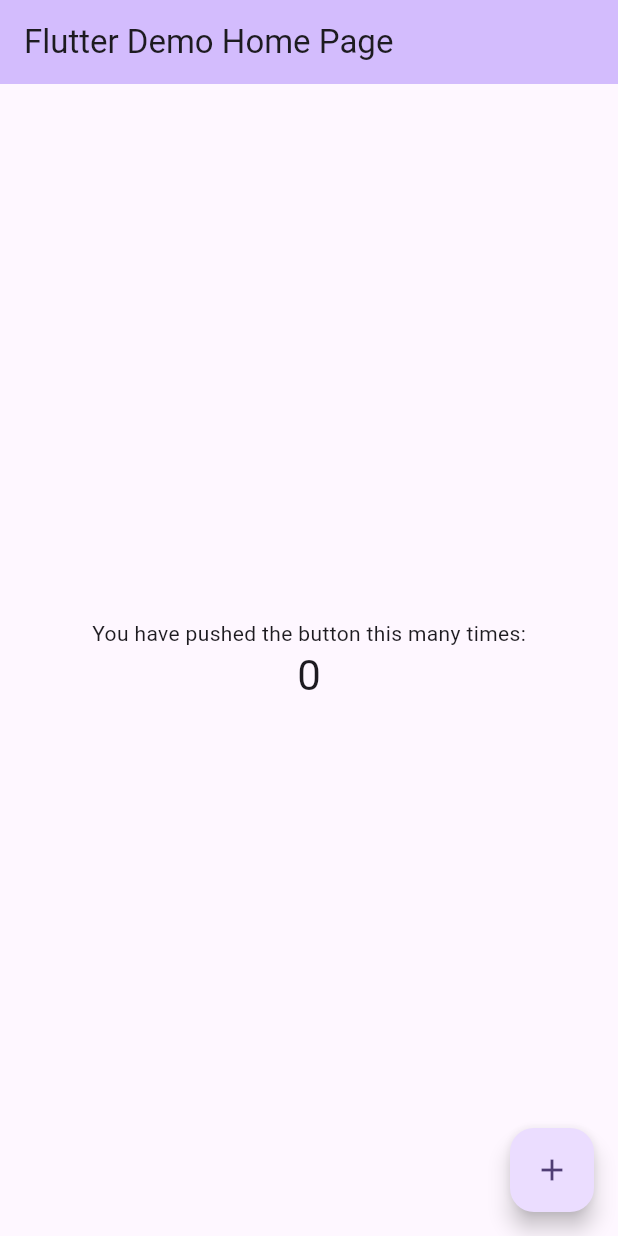
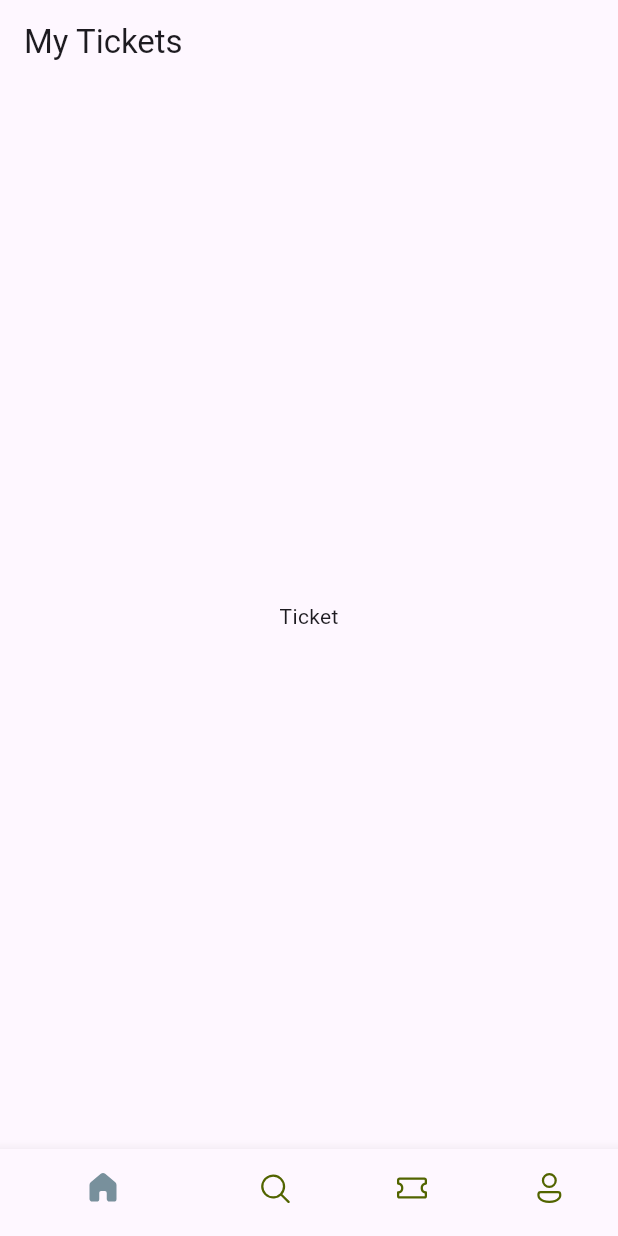
Before and after one commit to waqar864/ticket-app, a Flutter app: the screen it shows after launch, on a phone screen of 412 x 824 dp. Run offline on Flutter 3.47's test engine with Material 3 defaults, Android fonts, the phone set to English and light mode, and no system bars; our stand-ins replace fluentui_icons.

Commit message:
created bottom bar

```diff
--- /dev/null
+++ b/lib/base/bottom_nav_bar.dart
@@ -0,0 +1,72 @@
+import 'package:fluentui_icons/fluentui_icons.dart';
+import 'package:flutter/material.dart';
+
+class BottomNavBar extends StatefulWidget {
+  const BottomNavBar({super.key});
+
+  @override
+  State<BottomNavBar> createState() => _BottomNavBarState();
+}
+
+class _BottomNavBarState extends State<BottomNavBar> {
+  final appScreen = [
+    const Center(child: Text("Home")),
+   const Center(child: Text("Search")),
+   const Center(child: Text("Ticket")),
+   const Center(child: Text("Profile"))
+  ];
+  @override
+  Widget build(BuildContext context) {
+    return Scaffold(
+      appBar: AppBar(
+        title: const Text("My Tickets"),
+      ),
+      body: appScreen[2],
+      bottomNavigationBar: BottomNavigationBar(
+        selectedItemColor: Colors.blueGrey[400],
+        unselectedItemColor: const Color(0xFF526400),
+        showSelectedLabels: false,
+        items: const [
+
+          BottomNavigationBarItem(
+            icon: Icon(
+              FluentSystemIcons.ic_fluent_home_regular
+               ),
+              activeIcon: Icon(
+                FluentSystemIcons.ic_fluent_home_filled
+                ),
+              label: "Home"
+              ),
+            BottomNavigationBarItem(
+            icon: Icon(
+              FluentSystemIcons.ic_fluent_search_regular
+               ),
+              activeIcon: Icon(
+                FluentSystemIcons.ic_fluent_search_filled
+                ),
+              label: "Search"
+              ),
+               BottomNavigationBarItem(
+            icon: Icon(
+              FluentSystemIcons.ic_fluent_ticket_regular
+               ),
+              activeIcon: Icon(
+                FluentSystemIcons.ic_fluent_ticket_filled
+                ),
+              label: "Ticket"
+              ),
+               BottomNavigationBarItem(
+            icon: Icon(
+              FluentSystemIcons.ic_fluent_person_regular
+               ),
+              activeIcon: Icon(
+                FluentSystemIcons.ic_fluent_person_filled
+                ),
+              label: "Profile"
+              )
+
+
+      ]),
+    );
+  }
+}
--- a/lib/main.dart
+++ b/lib/main.dart
@@ -1,7 +1,9 @@
 import 'package:flutter/material.dart';
+import 'package:ticket_app/base/bottom_nav_bar.dart';
 
 void main() {
-  runApp(const MyApp());
+
+ runApp(const MyApp());
 }
 
 class MyApp extends StatelessWidget {
@@ -13,113 +15,11 @@ class MyApp extends StatelessWidget {
     return MaterialApp(
       title: 'Flutter Demo',
       theme: ThemeData(
-        // This is the theme of your application.
-        //
-        // TRY THIS: Try running your application with "flutter run". You'll see
-        // the application has a purple toolbar. Then, without quitting the app,
-        // try changing the seedColor in the colorScheme below to Colors.green
-        // and then invoke "hot reload" (save your changes or press the "hot
-        // reload" button in a Flutter-supported IDE, or press "r" if you used
-        // the command line to start the app).
-        //
-        // Notice that the counter didn't reset back to zero; the application
-        // state is not lost during the reload. To reset the state, use hot
-        // restart instead.
-        //
-        // This works for code too, not just values: Most code changes can be
-        // tested with just a hot reload.
+
         colorScheme: ColorScheme.fromSeed(seedColor: Colors.deepPurple),
         useMaterial3: true,
       ),
-      home: const MyHomePage(title: 'Flutter Demo Home Page'),
+      home: BottomNavBar(),
     );
   }
 }
-
-class MyHomePage extends StatefulWidget {
-  const MyHomePage({super.key, required this.title});
-
-  // This widget is the home page of your application. It is stateful, meaning
-  // that it has a State object (defined below) that contains fields that affect
-  // how it looks.
-
-  // This class is the configuration for the state. It holds the values (in this
-  // case the title) provided by the parent (in this case the App widget) and
-  // used by the build method of the State. Fields in a Widget subclass are
-  // always marked "final".
-
-  final String title;
-
-  @override
-  State<MyHomePage> createState() => _MyHomePageState();
-}
-
-class _MyHomePageState extends State<MyHomePage> {
-  int _counter = 0;
-
-  void _incrementCounter() {
-    setState(() {
-      // This call to setState tells the Flutter framework that something has
-      // changed in this State, which causes it to rerun the build method below
-      // so that the display can reflect the updated values. If we changed
-      // _counter without calling setState(), then the build method would not be
-      // called again, and so nothing would appear to happen.
-      _counter++;
-    });
-  }
-
-  @override
-  Widget build(BuildContext context) {
-    // This method is rerun every time setState is called, for instance as done
-    // by the _incrementCounter method above.
-    //
-    // The Flutter framework has been optimized to make rerunning build methods
-    // fast, so that you can just rebuild anything that needs updating rather
-    // than having to individually change instances of widgets.
-    return Scaffold(
-      appBar: AppBar(
-        // TRY THIS: Try changing the color here to a specific color (to
-        // Colors.amber, perhaps?) and trigger a hot reload to see the AppBar
-        // change color while the other colors stay the same.
-        backgroundColor: Theme.of(context).colorScheme.inversePrimary,
-        // Here we take the value from the MyHomePage object that was created by
-        // the App.build method, and use it to set our appbar title.
-        title: Text(widget.title),
-      ),
-      body: Center(
-        // Center is a layout widget. It takes a single child and positions it
-        // in the middle of the parent.
-        child: Column(
-          // Column is also a layout widget. It takes a list of children and
-          // arranges them vertically. By default, it sizes itself to fit its
-          // children horizontally, and tries to be as tall as its parent.
-          //
-          // Column has various properties to control how it sizes itself and
-          // how it positions its children. Here we use mainAxisAlignment to
-          // center the children vertically; the main axis here is the vertical
-          // axis because Columns are vertical (the cross axis would be
-          // horizontal).
-          //
-          // TRY THIS: Invoke "debug painting" (choose the "Toggle Debug Paint"
-          // action in the IDE, or press "p" in the console), to see the
-          // wireframe for each widget.
-          mainAxisAlignment: MainAxisAlignment.center,
-          children: <Widget>[
-            const Text(
-              'You have pushed the button this many times:',
-            ),
-            Text(
-              '$_counter',
-              style: Theme.of(context).textTheme.headlineMedium,
-            ),
-          ],
-        ),
-      ),
-      floatingActionButton: FloatingActionButton(
-        onPressed: _incrementCounter,
-        tooltip: 'Increment',
-        child: const Icon(Icons.add),
-      ), // This trailing comma makes auto-formatting nicer for build methods.
-    );
-  }
-}
--- a/pubspec.yaml
+++ b/pubspec.yaml
@@ -35,6 +35,7 @@ dependencies:
   # The following adds the Cupertino Icons font to your application.
   # Use with the CupertinoIcons class for iOS style icons.
   cupertino_icons: ^1.0.8
+  fluentui_icons: ^1.0.0
 
 dev_dependencies:
   flutter_test:
```
Also changed, not shown: pubspec.lock.
